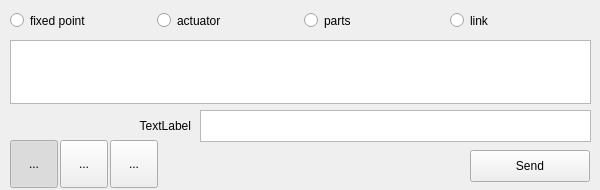
First picture: the form in resources/edit.ui, repository agent-system/robot_assembler_gui, before the edit.
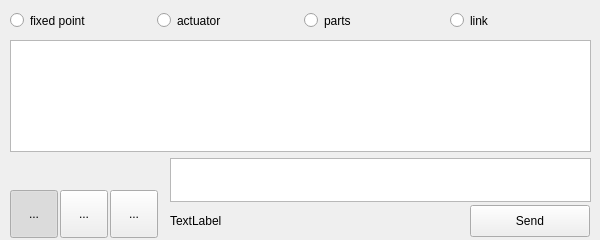
Second picture: the form after the edit. Icons and pictures are not drawn.

Patch:
```diff
--- a/resources/edit.ui
+++ b/resources/edit.ui
@@ -7,13 +7,13 @@
     <x>0</x>
     <y>0</y>
     <width>600</width>
-    <height>190</height>
+    <height>240</height>
    </rect>
   </property>
   <property name="minimumSize">
    <size>
     <width>600</width>
-    <height>190</height>
+    <height>240</height>
    </size>
   </property>
   <property name="windowTitle">
@@ -23,7 +23,7 @@
    <property name="geometry">
     <rect>
      <x>470</x>
-     <y>150</y>
+     <y>205</y>
      <width>120</width>
      <height>32</height>
     </rect>
@@ -41,10 +41,10 @@
   <widget class="QPlainTextEdit" name="command_text">
    <property name="geometry">
     <rect>
-     <x>200</x>
-     <y>110</y>
-     <width>391</width>
-     <height>32</height>
+     <x>170</x>
+     <y>158</y>
+     <width>421</width>
+     <height>44</height>
     </rect>
    </property>
    <property name="minimumSize">
@@ -57,9 +57,9 @@
   <widget class="QLabel" name="command_name">
    <property name="geometry">
     <rect>
-     <x>10</x>
-     <y>110</y>
-     <width>181</width>
+     <x>170</x>
+     <y>205</y>
+     <width>211</width>
      <height>32</height>
     </rect>
    </property>
@@ -73,7 +73,7 @@
     <string>TextLabel</string>
    </property>
    <property name="alignment">
-    <set>Qt::AlignRight|Qt::AlignTrailing|Qt::AlignVCenter</set>
+    <set>Qt::AlignLeading|Qt::AlignLeft|Qt::AlignVCenter</set>
    </property>
   </widget>
   <widget class="QTextEdit" name="information_text">
@@ -82,7 +82,7 @@
      <x>10</x>
      <y>40</y>
      <width>581</width>
-     <height>64</height>
+     <height>112</height>
     </rect>
    </property>
    <property name="minimumSize">
@@ -196,7 +196,7 @@
    <property name="geometry">
     <rect>
      <x>10</x>
-     <y>140</y>
+     <y>190</y>
      <width>48</width>
      <height>48</height>
     </rect>
@@ -238,7 +238,7 @@
    <property name="geometry">
     <rect>
      <x>60</x>
-     <y>140</y>
+     <y>190</y>
      <width>48</width>
      <height>48</height>
     </rect>
@@ -277,7 +277,7 @@
    <property name="geometry">
     <rect>
      <x>110</x>
-     <y>140</y>
+     <y>190</y>
      <width>48</width>
      <height>48</height>
     </rect>
```
